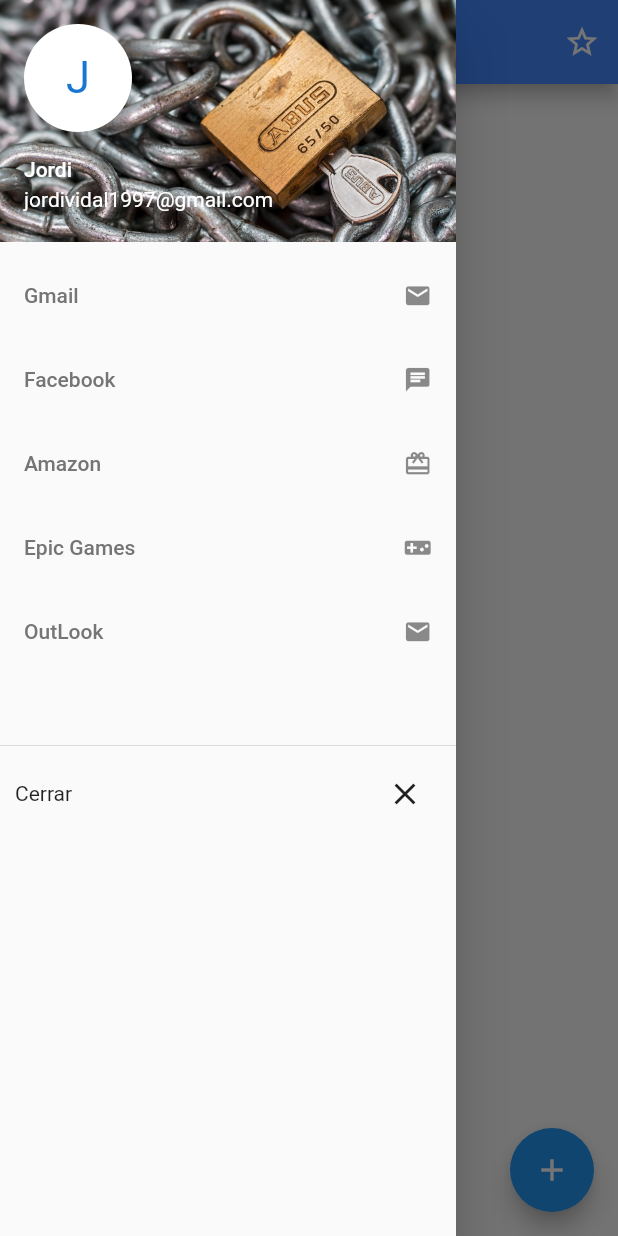
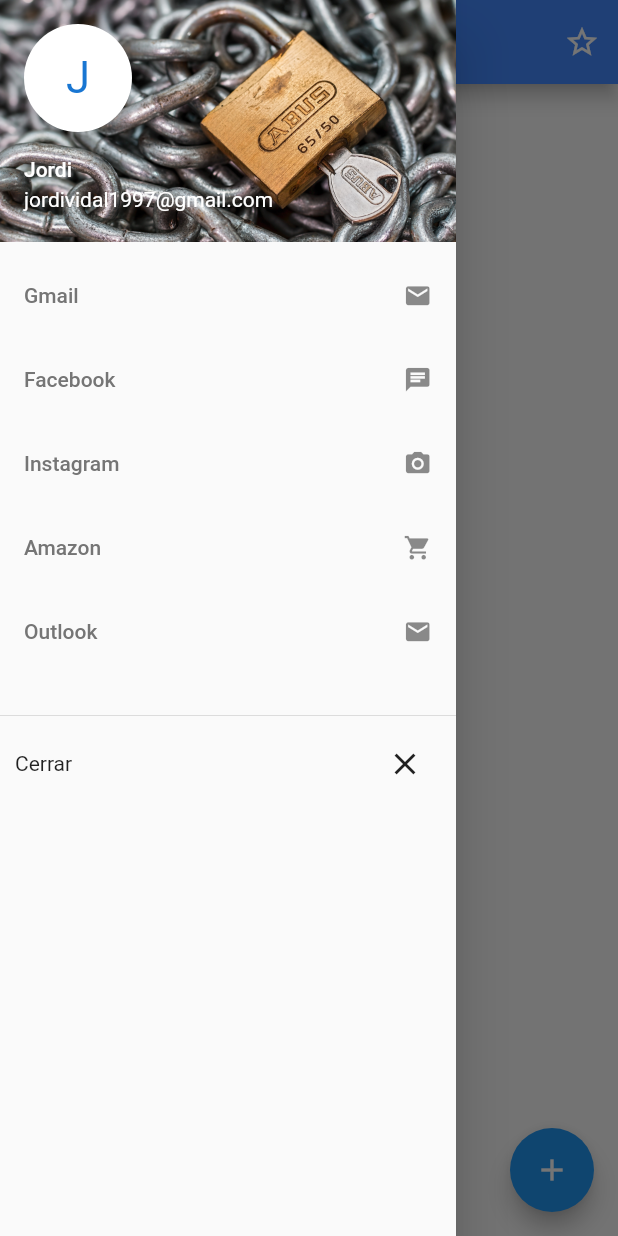
Before and after one commit to JordiiVidal/SaveZone, a Flutter app: the screen it shows after launch, with the side drawer open, on a phone screen of 412 x 824 dp. Run offline on Flutter 3.47's test engine with Material 2 defaults, Android fonts, the phone set to English and light mode, and no system bars.

Commit message:
service listview

```diff
--- a/lib/main.dart
+++ b/lib/main.dart
@@ -3,6 +3,7 @@ import 'package:flutter/material.dart';
 import 'pages/homepage.dart';
 import 'pages/account_create.dart';
 import 'models/account.dart';
+import 'models/service.dart';
 
 void main() => runApp(new MyApp());
 
@@ -13,17 +14,40 @@ class MyApp extends StatefulWidget {
     return _MyAppState();
   }
 }
-class _MyAppState extends State<MyApp>{
+
+class _MyAppState extends State<MyApp> {
 
   List<Account> _accounts = [];
+  List<Service> _services = [
+    Service(name: 'Gmail', icon: Icons.email, colors: Colors.red),
+    Service(name: 'Facebook', icon: Icons.chat, colors: Colors.blue),
+    Service(name: 'Instagram', icon: Icons.photo_camera, colors: Colors.brown),
+    Service(name: 'Amazon', icon: Icons.shopping_cart, colors: Colors.yellow),
+    Service(name: 'Outlook', icon: Icons.email, colors: Colors.blue)
+  ];
 
-  void _addAccount(Account account){
+  void _addService(Service service) {
+    setState(() {
+      _services.add(service);
+      print(_services);
+    });
+  }
+
+  void _deleteService(int index) {
+    setState(() {
+      _services.removeAt(index);
+      print(_services);
+    });
+  }
+
+  void _addAccount(Account account) {
     setState(() {
       _accounts.add(account);
       print(_accounts);
     });
   }
-  void _deleteAccount(int index){
+
+  void _deleteAccount(int index) {
     setState(() {
       _accounts.removeAt(index);
       print(_accounts);
@@ -37,24 +61,32 @@ class _MyAppState extends State<MyApp>{
       title: 'SafeZone',
       theme: ThemeData(
         brightness: Brightness.light,
-          primaryColor: defaultTargetPlatform == TargetPlatform.iOS ? Colors.grey[50] : Colors.blueAccent,
-          accentColor: defaultTargetPlatform == TargetPlatform.iOS ? Colors.grey[300] : Colors.blue,
+        primaryColor: defaultTargetPlatform == TargetPlatform.iOS
+            ? Colors.grey[50]
+            : Colors.blueAccent,
+        accentColor: defaultTargetPlatform == TargetPlatform.iOS
+            ? Colors.grey[300]
+            : Colors.blue,
         backgroundColor: Colors.white,
       ),
       routes: {
-          '/': (BuildContext context) => HomePage(_accounts),
-        },onGenerateRoute: (RouteSettings settings){
+        '/': (BuildContext context) => HomePage(_accounts,_services),
+      },
+      onGenerateRoute: (RouteSettings settings) {
         final List<String> pathElements = settings.name.split('/');
         if (pathElements[0] != '') {
           return null; //invalid name por lo tanto no va hacer load de una nueva page
         }
         if (pathElements[1] == 'account') {
-            return MaterialPageRoute(builder : (BuildContext context) => AccountCreatePage(_addAccount));
+          return MaterialPageRoute(
+              builder: (BuildContext context) =>
+                  AccountCreatePage(_addAccount));
         }
-        },onUnknownRoute: (RouteSettings settings) {
-        return MaterialPageRoute(builder: (BuildContext context) => HomePage(_accounts));
+      },
+      onUnknownRoute: (RouteSettings settings) {
+        return MaterialPageRoute(
+            builder: (BuildContext context) => HomePage(_accounts,_services));
       },
     );
   }
-
 }
--- a/lib/pages/homepage.dart
+++ b/lib/pages/homepage.dart
@@ -1,12 +1,15 @@
 import 'package:flutter/foundation.dart';
 import 'package:flutter/material.dart';
 import '../account_manager.dart';
+import '../service_manager.dart';
 import '../models/account.dart';
+import '../models/service.dart';
 
 class HomePage extends StatelessWidget {
   final List<Account> accounts;
+  final List<Service> services;
 
-  HomePage(this.accounts);
+  HomePage(this.accounts, this.services);
 
   @override
   Widget build(BuildContext context) {
@@ -55,69 +58,13 @@ class HomePage extends StatelessWidget {
                   ),
                 ),
               ),
-              Container(
-                height: 320.0,
-                child: ListView(
-                  children: <Widget>[
-                    ListTile(
-                      title: Text(
-                        'Gmail',
-                        style: TextStyle(color: Colors.grey[600]),
-                      ),
-                      trailing: Icon(
-                        Icons.email,
-                        size: 19.0,
-                      ),
-                    ),
-                    ListTile(
-                      title: Text(
-                        'Facebook',
-                        style: TextStyle(color: Colors.grey[600]),
-                      ),
-                      trailing: Icon(
-                        Icons.chat,
-                        size: 19.0,
-                      ),
-                    ),
-                    ListTile(
-                      title: Text(
-                        'Amazon',
-                        style: TextStyle(color: Colors.grey[600]),
-                      ),
-                      trailing: Icon(
-                        Icons.card_giftcard,
-                        size: 19.0,
-                      ),
-                    ),
-                    ListTile(
-                      title: Text(
-                        'Epic Games',
-                        style: TextStyle(color: Colors.grey[600]),
-                      ),
-                      trailing: Icon(
-                        Icons.videogame_asset,
-                        size: 19.0,
-                      ),
-                    ),
-                    ListTile(
-                      title: Text(
-                        'OutLook',
-                        style: TextStyle(color: Colors.grey[600]),
-                      ),
-                      trailing: Icon(
-                        Icons.email,
-                        size: 19.0,
-                      ),
-                    ),
-                  ],
-                ),
-              ),
+              ServiceManger(services),
               Divider(),
               Container(
                 padding: EdgeInsets.fromLTRB(10.0, 0.0, 10.0, 0.0),
                 child: Row(
                   mainAxisAlignment: MainAxisAlignment.spaceBetween,
-                  children: <Widget>[Text('Cerrar'),CloseButton()],
+                  children: <Widget>[Text('Cerrar'), CloseButton()],
                 ),
               ),
             ],
--- a/lib/service_manager.dart
+++ b/lib/service_manager.dart
@@ -10,12 +10,9 @@ class   ServiceManger extends StatelessWidget{
   @override
     Widget build(BuildContext context) {
       // TODO: implement build
-      return Column(
-        children: <Widget>[
-          Expanded(
-            child: Services(services),
-          )
-        ],
+      return Container(
+        child: Services(services),
+        height: 300.0,
       );
     }
 }
--- a/lib/services.dart
+++ b/lib/services.dart
@@ -6,34 +6,31 @@ class Services extends StatelessWidget {
 
   Services(this._services);
 
-  Widget _buildCategoryCell(BuildContext context, int index) {
-    return Card(
-      child: GridTile(
-        header: Text(_services[index].name),
-        footer: Row(
-          children: <Widget>[
-            Icon(_services[index].icon)
-          ],
-        ),
-      )
+  Widget _buildServiceItem(BuildContext context, int index) {
+    return ListTile(
+      title: Text(
+        _services[index].name,
+        style: TextStyle(color: Colors.grey[600]),
+      ),
+      trailing: Icon(
+        _services[index].icon,
+        size: 19.0,
+      ),
     );
   }
 
-  Widget _builCategoriesGrid() {
-    Widget accountCard = GridView.builder(
-      itemBuilder: _buildCategoryCell,
+  Widget _builServicesList() {
+    Widget serviceCard = ListView.builder(
+      itemBuilder: _buildServiceItem,
       itemCount: _services.length,
-      gridDelegate: SliverGridDelegateWithFixedCrossAxisCount(
-        crossAxisCount: (2),
-      ),
     );
 
-    return accountCard;
+    return serviceCard;
   }
 
   @override
   Widget build(BuildContext context) {
     // TODO: implement build
-    return _builCategoriesGrid();
+    return _builServicesList();
   }
 }
```
Also changed, not shown: lib/accounts.dart (+39 -7 lines). Lines whose indentation alone changed are shown as unchanged.
